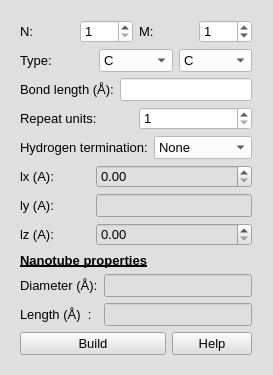
nasimanousheh/furious-atoms, file furiousatoms/forms/SWNT.ui: the form before one commit.
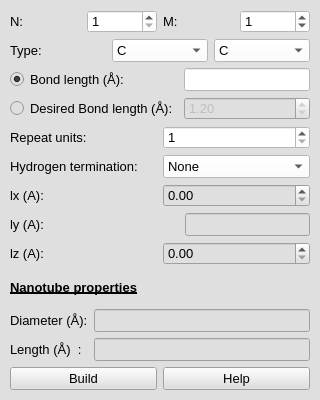
The form after the commit.

Commit message: added box parameters to the widget

Patch:
```diff
--- a/furiousatoms/forms/SWNT.ui
+++ b/furiousatoms/forms/SWNT.ui
@@ -6,20 +6,20 @@
    <rect>
     <x>0</x>
     <y>0</y>
-    <width>273</width>
-    <height>375</height>
+    <width>320</width>
+    <height>400</height>
    </rect>
   </property>
   <property name="minimumSize">
    <size>
-    <width>273</width>
-    <height>375</height>
+    <width>320</width>
+    <height>400</height>
    </size>
   </property>
   <property name="maximumSize">
    <size>
-    <width>273</width>
-    <height>375</height>
+    <width>320</width>
+    <height>400</height>
    </size>
   </property>
   <property name="font">
@@ -33,13 +33,19 @@
   <property name="styleSheet">
    <string notr="true">background-color: rgb(223, 223, 223);</string>
   </property>
-  <layout class="QGridLayout" name="gridLayout_8">
-   <item row="0" column="0">
     <widget class="QWidget" name="SWNT" native="true">
+   <property name="geometry">
+    <rect>
+     <x>10</x>
+     <y>10</y>
+     <width>300</width>
+     <height>380</height>
+    </rect>
+   </property>
      <property name="maximumSize">
       <size>
-       <width>250</width>
-       <height>360</height>
+     <width>300</width>
+     <height>380</height>
       </size>
      </property>
      <property name="autoFillBackground">
@@ -48,8 +54,8 @@
      <property name="styleSheet">
       <string notr="true">background-color: rgb(223, 223, 223);</string>
      </property>
-     <layout class="QGridLayout" name="gridLayout_7">
-      <item row="0" column="0" colspan="3">
+   <layout class="QGridLayout" name="gridLayout_10">
+    <item row="0" column="0" colspan="2">
        <layout class="QGridLayout" name="gridLayout">
         <item row="0" column="0">
          <widget class="QLabel" name="label_chirality_N_SWNT">
@@ -119,7 +125,7 @@
         </item>
        </layout>
       </item>
-      <item row="1" column="0" colspan="3">
+    <item row="1" column="0" colspan="2">
        <layout class="QGridLayout" name="gridLayout_2">
         <item row="0" column="0">
          <widget class="QLabel" name="label_type_SWNT">
@@ -189,10 +195,8 @@
         </item>
        </layout>
       </item>
-      <item row="2" column="0" colspan="3">
-       <layout class="QGridLayout" name="gridLayout_3">
-        <item row="0" column="0">
-         <widget class="QLabel" name="label_bond_length_SWNT">
+    <item row="2" column="0">
+     <widget class="QRadioButton" name="radioButton_bond_length">
           <property name="font">
            <font>
             <pointsize>10</pointsize>
@@ -201,10 +205,16 @@
           <property name="text">
            <string>Bond length (Å):</string>
           </property>
-         </widget>
-        </item>
-        <item row="0" column="1">
+      <property name="checked">
+       <bool>true</bool>
+      </property>
+     </widget>
+    </item>
+    <item row="2" column="1">
          <widget class="QLineEdit" name="lineEdit_bond_length_SWNT">
+      <property name="enabled">
+       <bool>true</bool>
+      </property>
           <property name="font">
            <font>
             <pointsize>10</pointsize>
@@ -213,14 +223,54 @@
           <property name="styleSheet">
            <string notr="true">background-color: rgb(255, 255, 255);</string>
           </property>
+      <property name="readOnly">
+       <bool>true</bool>
+      </property>
           <property name="clearButtonEnabled">
            <bool>false</bool>
           </property>
          </widget>
         </item>
-       </layout>
-      </item>
-      <item row="3" column="0" colspan="3">
+    <item row="3" column="0">
+     <widget class="QRadioButton" name="radioButton_desired_bond_length">
+      <property name="font">
+       <font>
+        <pointsize>10</pointsize>
+       </font>
+      </property>
+      <property name="text">
+       <string>Desired Bond length (Å):</string>
+      </property>
+      <property name="iconSize">
+       <size>
+        <width>10</width>
+        <height>10</height>
+       </size>
+      </property>
+     </widget>
+    </item>
+    <item row="3" column="1">
+     <widget class="QDoubleSpinBox" name="SpinBox_desired_bond_length">
+      <property name="enabled">
+       <bool>false</bool>
+      </property>
+      <property name="font">
+       <font>
+        <pointsize>10</pointsize>
+       </font>
+      </property>
+      <property name="maximum">
+       <double>2.500000000000000</double>
+      </property>
+      <property name="singleStep">
+       <double>0.010000000000000</double>
+      </property>
+      <property name="value">
+       <double>1.200000000000000</double>
+      </property>
+     </widget>
+    </item>
+    <item row="4" column="0" colspan="2">
        <layout class="QGridLayout" name="gridLayout_4">
         <item row="0" column="0">
          <widget class="QLabel" name="label_repeat_units_SWNT">
@@ -254,7 +304,7 @@
         </item>
        </layout>
       </item>
-      <item row="4" column="0" colspan="3">
+    <item row="5" column="0" colspan="2">
        <layout class="QGridLayout" name="gridLayout_5">
         <item row="0" column="0">
          <widget class="QLabel" name="lable_H_termination_SWNT">
@@ -297,7 +347,9 @@
         </item>
        </layout>
       </item>
-      <item row="5" column="0">
+    <item row="6" column="0" colspan="2">
+     <layout class="QGridLayout" name="gridLayout_3">
+      <item row="0" column="0">
        <widget class="QLabel" name="label_lx">
         <property name="font">
          <font>
@@ -309,7 +361,7 @@
         </property>
        </widget>
       </item>
-      <item row="5" column="1" colspan="2">
+      <item row="0" column="1">
        <widget class="QDoubleSpinBox" name="SpinBox_lx">
         <property name="font">
          <font>
@@ -324,7 +376,11 @@
         </property>
        </widget>
       </item>
-      <item row="6" column="0">
+     </layout>
+    </item>
+    <item row="7" column="0" colspan="2">
+     <layout class="QGridLayout" name="gridLayout_7">
+      <item row="0" column="0">
        <widget class="QLabel" name="label_ly">
         <property name="font">
          <font>
@@ -336,7 +392,33 @@
         </property>
        </widget>
       </item>
-      <item row="6" column="1" colspan="2">
+      <item row="0" column="1">
+       <spacer name="horizontalSpacer">
+        <property name="orientation">
+         <enum>Qt::Horizontal</enum>
+        </property>
+        <property name="sizeHint" stdset="0">
+         <size>
+          <width>40</width>
+          <height>20</height>
+         </size>
+        </property>
+       </spacer>
+      </item>
+      <item row="0" column="2">
+       <spacer name="horizontalSpacer_2">
+        <property name="orientation">
+         <enum>Qt::Horizontal</enum>
+        </property>
+        <property name="sizeHint" stdset="0">
+         <size>
+          <width>48</width>
+          <height>19</height>
+         </size>
+        </property>
+       </spacer>
+      </item>
+      <item row="0" column="3">
        <widget class="QLineEdit" name="lineEdit_ly">
         <property name="font">
          <font>
@@ -345,7 +427,11 @@
         </property>
        </widget>
       </item>
-      <item row="7" column="0">
+     </layout>
+    </item>
+    <item row="8" column="0" colspan="2">
+     <layout class="QGridLayout" name="gridLayout_8">
+      <item row="0" column="0">
        <widget class="QLabel" name="label_lz">
         <property name="font">
          <font>
@@ -357,7 +443,7 @@
         </property>
        </widget>
       </item>
-      <item row="7" column="1" colspan="2">
+      <item row="0" column="1">
        <widget class="QDoubleSpinBox" name="SpinBox_lz">
         <property name="font">
          <font>
@@ -372,7 +458,9 @@
         </property>
        </widget>
       </item>
-      <item row="8" column="0" colspan="3">
+     </layout>
+    </item>
+    <item row="9" column="0">
        <widget class="QLabel" name="labl_properties_SWNT">
         <property name="font">
          <font>
@@ -387,7 +475,7 @@
         </property>
        </widget>
       </item>
-      <item row="9" column="0" colspan="3">
+    <item row="10" column="0" colspan="2">
        <layout class="QGridLayout" name="gridLayout_6">
         <item row="0" column="0">
          <widget class="QLabel" name="Diameter_SWNT">
@@ -463,7 +551,9 @@
         </item>
        </layout>
       </item>
-      <item row="10" column="0" colspan="2">
+    <item row="11" column="0" colspan="2">
+     <layout class="QGridLayout" name="gridLayout_9">
+      <item row="0" column="0">
        <widget class="QPushButton" name="pushButton_build_SWNT">
         <property name="font">
          <font>
@@ -475,7 +565,7 @@
         </property>
        </widget>
       </item>
-      <item row="10" column="2">
+      <item row="0" column="1">
        <widget class="QPushButton" name="pushButton_help_build_SWNT">
         <property name="font">
          <font>
@@ -488,9 +578,9 @@
        </widget>
       </item>
      </layout>
-    </widget>
-   </item>
-  </layout>
+    </item>
+   </layout>
+  </widget>
  </widget>
  <resources/>
  <connections/>
```
Lines whose indentation alone changed are shown as unchanged.
